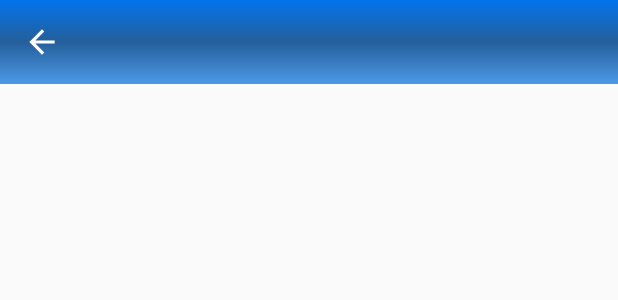
After one commit to androidKamal/LibraryApplication, an Android app: the layout custom_toolbar.xml on its own in the app's theme, with its tools: preview values and no code run, on a phone screen of 412 x 824 dp. The commit adds this screen. Shown: the top 300 px of the screen. Run offline under Robolectric (Android 15) with nearby library versions, the phone set to English and light mode, and no system bars.

Commit message:
- Custome toolbar

```diff
--- /dev/null
+++ b/library/src/main/res/drawable/header.xml
@@ -0,0 +1,16 @@
+<?xml version="1.0" encoding="utf-8"?>
+<shape xmlns:android="http://schemas.android.com/apk/res/android"
+    android:shape="rectangle">
+
+    <gradient
+        android:startColor="@color/colorPrimaryDark"
+        android:centerColor="@color/colorPrimaryMiddle"
+        android:endColor="@color/colorPrimary"
+        android:angle="-135" />
+
+    <size
+        android:width="25dp"
+        android:height="25dp"/>
+
+
+</shape>
--- /dev/null
+++ b/library/src/main/res/drawable/ic_arrow_back_while.xml
@@ -0,0 +1,9 @@
+<vector xmlns:android="http://schemas.android.com/apk/res/android"
+        android:width="24dp"
+        android:height="24dp"
+        android:viewportWidth="24.0"
+        android:viewportHeight="24.0">
+    <path
+        android:fillColor="#FFF"
+        android:pathData="M20,11H7.83l5.59,-5.59L12,4l-8,8 8,8 1.41,-1.41L7.83,13H20v-2z"/>
+</vector>
--- /dev/null
+++ b/library/src/main/res/layout/custom_toolbar.xml
@@ -0,0 +1,35 @@
+<?xml version="1.0" encoding="utf-8"?>
+<LinearLayout xmlns:android="http://schemas.android.com/apk/res/android"
+    xmlns:app="http://schemas.android.com/apk/res-auto"
+    android:id="@+id/linearLayout3"
+    android:layout_width="match_parent"
+    android:layout_height="?attr/actionBarSize"
+    android:background="@drawable/header"
+    android:orientation="vertical"
+    app:layout_constraintEnd_toEndOf="parent"
+    app:layout_constraintStart_toStartOf="parent"
+    app:layout_constraintTop_toTopOf="parent">
+
+    <androidx.appcompat.widget.AppCompatImageButton
+        android:id="@+id/btnBack"
+        android:layout_width="?attr/actionBarSize"
+        android:layout_height="?attr/actionBarSize"
+        android:background="#00000000"
+        android:foreground="?attr/selectableItemBackground"
+        android:padding="@dimen/_12sdp"
+        android:scaleType="fitXY"
+        android:src="@drawable/ic_arrow_back_while" />
+
+    <TextView
+
+        style="@style/TitleWhite"
+        android:layout_width="wrap_content"
+        android:layout_height="match_parent"
+        android:layout_marginStart="@dimen/_12sdp"
+        android:background="#00000000"
+        android:gravity="center"
+        android:padding="@dimen/_5sdp"
+        android:text="@string/app_name"
+        app:layout_constraintStart_toStartOf="parent"
+        app:layout_constraintTop_toTopOf="parent" />
+</LinearLayout>
--- a/library/src/main/res/values/colors.xml
+++ b/library/src/main/res/values/colors.xml
@@ -1,6 +1,7 @@
 <?xml version="1.0" encoding="utf-8"?>
 <resources>
-    <color name="colorPrimary">#4C99E7</color>
+    <color name="colorPrimary">#255F9B</color>
+    <color name="colorPrimaryMiddle">#FF255F9B</color>
     <color name="colorPrimaryDark">#0274EB</color>
     <color name="colorAccent">#FFEB3B</color>
     <color name="black">#000</color>
```
Also changed, not shown: library/src/main/res/values/styles.xml (+76 -3 lines).
